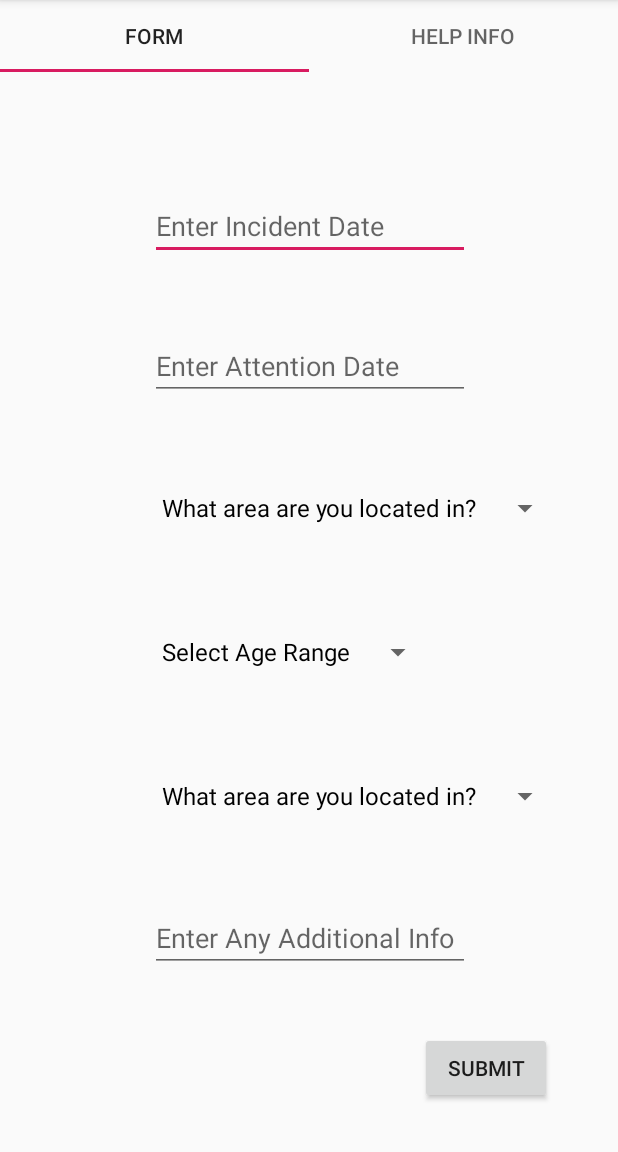
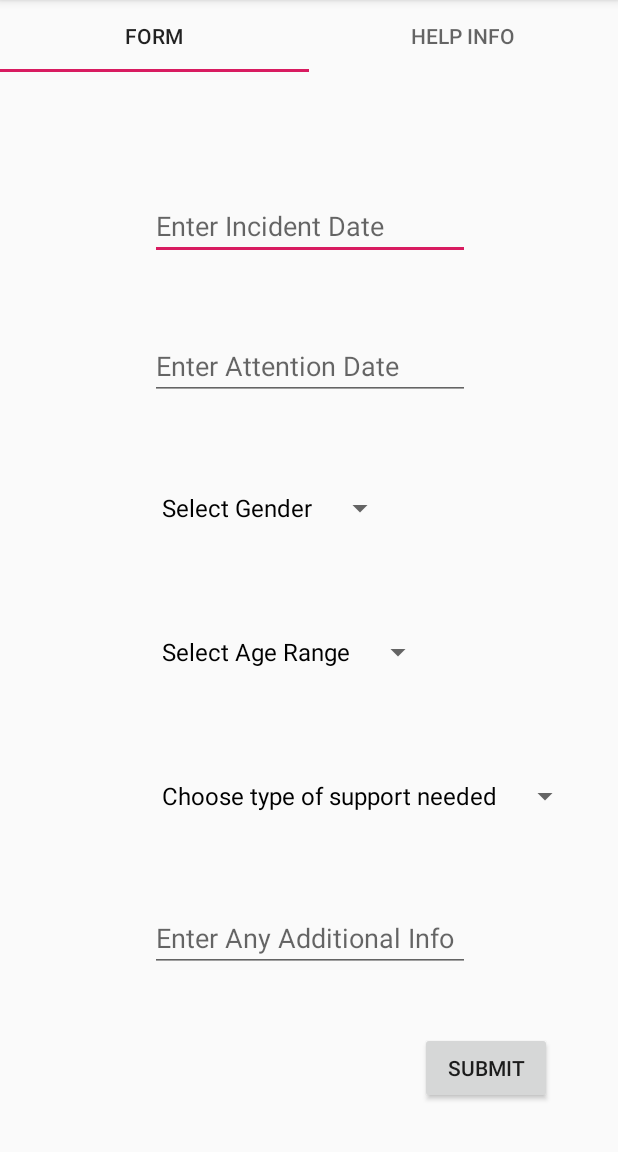
Before and after one commit to jdcarbeck/HRD-Tool, an Android app: the screen it shows after launch (MainActivity), on a phone screen of 412 x 824 dp, the part 84-1236 px from its top. Run offline under Robolectric (Android 15) with nearby library versions, the light colour scheme and no system bars.

Commit message:
added ben's changes to linking networking

```diff
--- a/AndriodApp/app/build.gradle
+++ b/AndriodApp/app/build.gradle
@@ -45,7 +45,4 @@ dependencies {
 
     // Testing Navigation
     androidTestImplementation "androidx.navigation:navigation-testing:$nav_version"
-
-    //csv reader
-    implementation 'com.opencsv:opencsv:4.6'
 }
--- a/AndriodApp/app/src/main/java/com/example/hrdtool/FormFragment.java
+++ b/AndriodApp/app/src/main/java/com/example/hrdtool/FormFragment.java
@@ -6,16 +6,26 @@ import android.view.LayoutInflater;
 import android.view.View;
 import android.view.ViewGroup;
 import android.widget.ArrayAdapter;
+import android.widget.Button;
+import android.widget.EditText;
 import android.widget.Spinner;
 import android.widget.TextView;
 
 import androidx.fragment.app.Fragment;
 
+import org.json.JSONObject;
+
 public class FormFragment extends Fragment {
 
     private String title;
     private int page;
-
+    private  Button submit_form;
+    private EditText i_date;
+    private EditText a_date;
+    private EditText details;
+    private Spinner dropdown_gender;
+    private Spinner dropdown_type;
+    private Spinner dropdown_age;
     public static FormFragment newInstance(int page, String title){
         FormFragment formFragment = new FormFragment();
         Bundle args = new Bundle();
@@ -24,6 +34,8 @@ public class FormFragment extends Fragment {
         formFragment.setArguments(args);
         return formFragment;
     }
+
+
 
     @Override
     public void onCreate(Bundle savedInstanceState) {
@@ -38,12 +50,34 @@ public class FormFragment extends Fragment {
                                 Bundle savedInstanceState) {
         String[] SUPPORT = {"Choose type of support needed",
                 "Any", "Legal", "Medical", "Psychological"};
-        String[] GENDER = {"What area are you located in?", "Male", "Female", "Other"};
+        String[] GENDER = {"Select Gender", "Male", "Female", "Other"};
         String[] AGE = {"Select Age Range", "0-9", "10-19", "20-29", "30-39", "40-49", "50+"};
         View v = inflater.inflate(R.layout.fragment_form, container, false);
-        Spinner dropdown_gender = (Spinner) v.findViewById(R.id.gender);
-        Spinner dropdown_type = (Spinner) v.findViewById(R.id.type);
-        Spinner dropdown_age = (Spinner) v.findViewById(R.id.age);
+        dropdown_gender = (Spinner) v.findViewById(R.id.gender);
+        dropdown_type = (Spinner) v.findViewById(R.id.type);
+        dropdown_age = (Spinner) v.findViewById(R.id.age);
+        submit_form = v.findViewById(R.id.submit_form);
+        i_date = v.findViewById(R.id.i_date);
+        a_date = v.findViewById(R.id.a_date);
+        details = v.findViewById(R.id.details);
+        submit_form.setOnClickListener(new View.OnClickListener() {
+            @Override
+            public void onClick(View v) {
+                JSONObject jObj = new JSONObject();
+                try {
+
+                    jObj.put("incident date", i_date.getText().toString());
+                    jObj.put("attention date",  a_date.getText().toString());
+                    jObj.put("gender",  dropdown_gender.getSelectedItem().toString());
+                    jObj.put("age range",  dropdown_age.getSelectedItem().toString());
+                    jObj.put("details",  details.getText().toString());
+                } catch (Exception e) {
+                    System.out.println("Error:" + e);
+                }
+                ((MainActivity)getActivity()).scheduleJob(jObj);
+            }
+        });
+
         ArrayAdapter<String> gender_adapter = new ArrayAdapter<String>(this.getActivity(), android.R.layout.simple_spinner_dropdown_item, GENDER) {
             @Override
             public boolean isEnabled(int position) {
@@ -70,7 +104,7 @@ public class FormFragment extends Fragment {
                 return view;
             }
         };
-        ArrayAdapter<String> type_adapter = new ArrayAdapter<String>(this.getActivity(), android.R.layout.simple_spinner_dropdown_item, GENDER) {
+        ArrayAdapter<String> type_adapter = new ArrayAdapter<String>(this.getActivity(), android.R.layout.simple_spinner_dropdown_item, SUPPORT) {
             @Override
             public boolean isEnabled(int position) {
                 if (position == 0) {
--- a/AndriodApp/app/src/main/java/com/example/hrdtool/OkHttp.java
+++ b/AndriodApp/app/src/main/java/com/example/hrdtool/OkHttp.java
@@ -23,7 +23,7 @@ public class OkHttp extends AsyncTask<String, Void, String> {
         );
 
         Request request = new Request.Builder()
-                .url("https://webhook.site/e5f447ab-3bc6-4bfe-aefb-c068eca4b101")
+                .url("https://webhook.site/64eb19f1-ade7-4c8e-aa27-5b4e633cc901")
                 .addHeader("User-Agent", "OkHttp Bot")
                 .post(body)
                 .build();
--- a/AndriodApp/app/src/main/res/layout/fragment_form.xml
+++ b/AndriodApp/app/src/main/res/layout/fragment_form.xml
@@ -70,7 +70,7 @@
         app:layout_constraintTop_toBottomOf="@+id/type" />
 
     <Button
-        android:id="@+id/button"
+        android:id="@+id/submit_form"
         android:layout_width="wrap_content"
         android:layout_height="wrap_content"
         android:layout_marginEnd="44dp"
```
Also changed, not shown: AndriodApp/app/src/main/java/com/example/hrdtool/MainActivity.java (+9 -23 lines), 3 other files.
